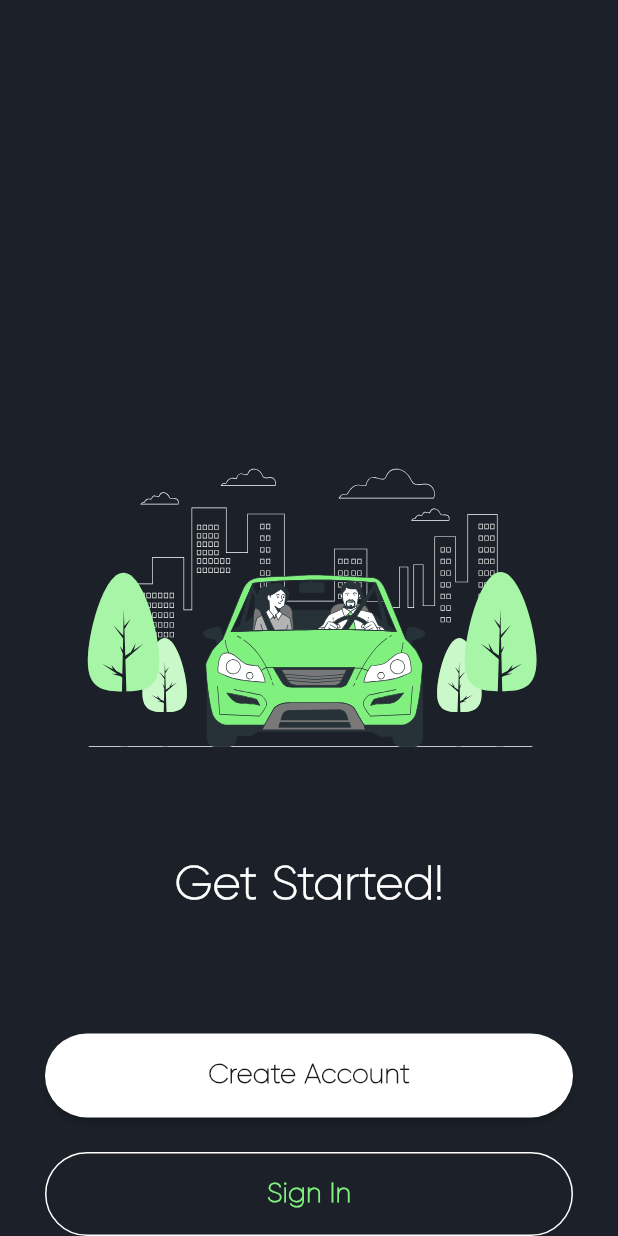
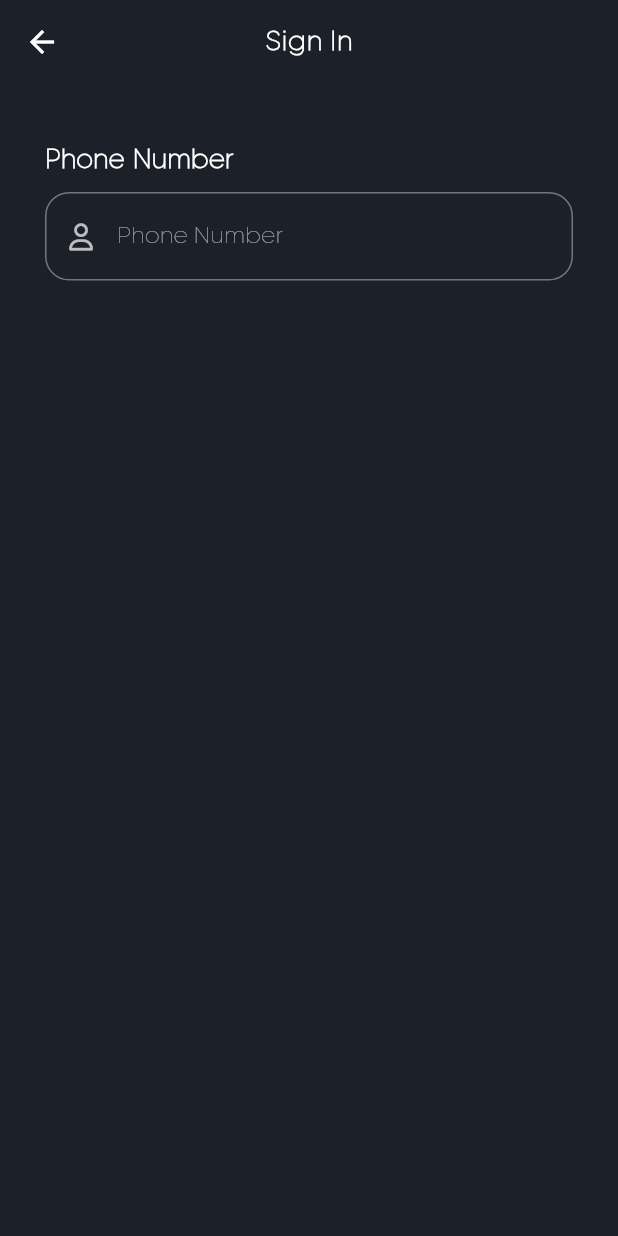
Before and after one commit to elysian12/roadwise, a Flutter app: the WelcomeScreen screen opened by its route, after a tap on "Sign In", on a phone screen of 412 x 824 dp. Run offline on Flutter 3.47's test engine with Material 2 defaults, Android fonts, the phone set to English and light mode, and no system bars; our stand-ins replace animate_do, auto_route, flutter_svg, font_awesome_flutter.

Commit message:
wip signin screen

```diff
--- a/lib/common/theme/app_theme.dart
+++ b/lib/common/theme/app_theme.dart
@@ -14,9 +14,9 @@ abstract class AppTheme {
       centerTitle: true,
       backgroundColor: Colors.transparent,
       titleTextStyle: AppTextStyle.subtitle1.copyWith(
-        color: AppColors.secondaryColor,
+        color: AppColors.primaryFontColor,
         letterSpacing: 0.5,
-        fontWeight: FontWeight.w600,
+        fontWeight: FontWeight.bold,
         fontSize: 18,
       ),
     ),
--- /dev/null
+++ b/lib/common/widgets/apptext_field.dart
@@ -0,0 +1,49 @@
+import 'package:flutter/material.dart';
+import 'package:font_awesome_flutter/font_awesome_flutter.dart';
+import 'package:roadwise/common/extension/context_ext.dart';
+
+class AppTextField extends StatelessWidget {
+  final String? hintText;
+  final IconData? prefixIcon;
+  final String title;
+
+  const AppTextField(
+      {super.key, this.hintText, this.prefixIcon, required this.title});
+
+  @override
+  Widget build(BuildContext context) {
+    return Column(
+      crossAxisAlignment: CrossAxisAlignment.start,
+      children: [
+        Text(
+          title,
+          style: context.textTheme.titleLarge!.copyWith(
+            fontWeight: FontWeight.bold,
+          ),
+        ),
+        const SizedBox(
+          height: 10,
+        ),
+        TextFormField(
+          decoration: InputDecoration(
+            prefixIcon: prefixIcon != null
+                ? Container(
+                    height: 10,
+                    width: 10,
+                    alignment: Alignment.center,
+                    child: FaIcon(
+                      prefixIcon,
+                      size: 18,
+                    ),
+                  )
+                : null,
+            hintText: hintText,
+            border: OutlineInputBorder(
+              borderRadius: BorderRadius.circular(16),
+            ),
+          ),
+        ),
+      ],
+    );
+  }
+}
--- /dev/null
+++ b/lib/modules/auth/signin_screen.dart
@@ -0,0 +1,35 @@
+import 'package:auto_route/annotations.dart';
+import 'package:flutter/material.dart';
+import 'package:font_awesome_flutter/font_awesome_flutter.dart';
+
+import '../../common/widgets/apptext_field.dart';
+
+@RoutePage()
+class SignInScreen extends StatelessWidget {
+  static const String routeName = '/SignInScreen-page';
+  const SignInScreen({Key? key}) : super(key: key);
+
+  @override
+  Widget build(BuildContext context) {
+    return Scaffold(
+      appBar: AppBar(
+        title: const Text('Sign In'),
+      ),
+      body: const Padding(
+        padding: EdgeInsets.symmetric(horizontal: 30),
+        child: Column(
+          children: [
+            SizedBox(
+              height: 40,
+            ),
+            AppTextField(
+              title: 'Phone Number',
+              hintText: 'Phone Number',
+              prefixIcon: FontAwesomeIcons.user,
+            ),
+          ],
+        ),
+      ),
+    );
+  }
+}
--- /dev/null
+++ b/lib/modules/auth/signup_screen.dart
@@ -0,0 +1,13 @@
+import 'package:auto_route/annotations.dart';
+import 'package:flutter/material.dart';
+
+@RoutePage()
+class SignUpScreen extends StatelessWidget {
+  static const String routeName = '/SignUpScreen-page';
+  const SignUpScreen({Key? key}) : super(key: key);
+
+  @override
+  Widget build(BuildContext context) {
+    return const Scaffold();
+  }
+}
--- a/lib/modules/onboarding/welcome_screen.dart
+++ b/lib/modules/onboarding/welcome_screen.dart
@@ -1,8 +1,10 @@
 import 'package:auto_route/annotations.dart';
+import 'package:auto_route/auto_route.dart';
 import 'package:flutter/material.dart';
 import 'package:flutter_svg/svg.dart';
 import 'package:roadwise/common/constants/app_assets.dart';
 import 'package:roadwise/common/extension/context_ext.dart';
+import 'package:roadwise/router/app_router.dart';
 
 @RoutePage()
 class WelcomeScreen extends StatelessWidget {
@@ -33,14 +35,14 @@ class WelcomeScreen extends StatelessWidget {
                 height: 80,
               ),
               ElevatedButton(
-                onPressed: () {},
+                onPressed: () => context.router.push(const SignUpRoute()),
                 child: const Text('Create Account'),
               ),
               const SizedBox(
                 height: 23,
               ),
               OutlinedButton(
-                onPressed: () {},
+                onPressed: () => context.router.push(const SignInRoute()),
                 child: const Text('Sign In'),
               ),
             ],
--- a/lib/router/app_router.dart
+++ b/lib/router/app_router.dart
@@ -1,4 +1,6 @@
 import 'package:auto_route/auto_route.dart';
+import 'package:roadwise/modules/auth/signin_screen.dart';
+import 'package:roadwise/modules/auth/signup_screen.dart';
 import 'package:roadwise/modules/onboarding/onboarding_screen.dart';
 import 'package:roadwise/modules/onboarding/welcome_screen.dart';
 
@@ -20,5 +22,11 @@ class AppRouter extends _$AppRouter {
         AutoRoute(
           page: WelcomeRoute.page,
         ),
+        AutoRoute(
+          page: SignInRoute.page,
+        ),
+        AutoRoute(
+          page: SignUpRoute.page,
+        ),
       ];
 }
--- a/pubspec.yaml
+++ b/pubspec.yaml
@@ -15,6 +15,7 @@ dependencies:
   flutter_svg: ^2.0.7
   auto_route: ^7.8.3
   animate_do: ^3.1.2
+  font_awesome_flutter: ^10.5.0
 
 dev_dependencies:
   flutter_lints: ^2.0.0
```
Also changed, not shown: lib/router/app_router.gr.dart, pubspec.lock.
